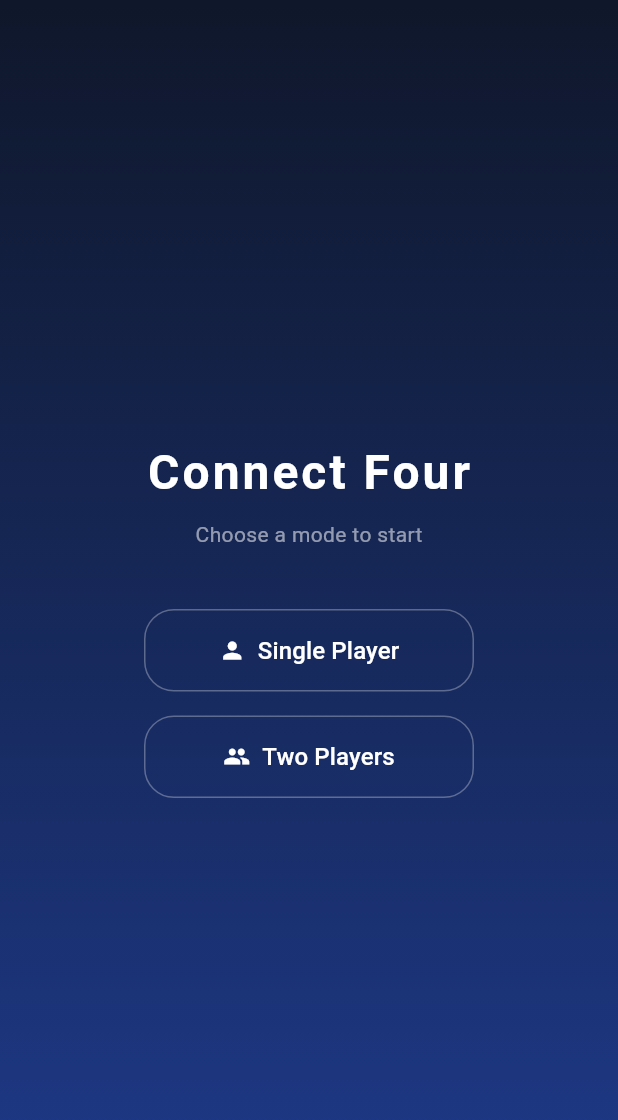
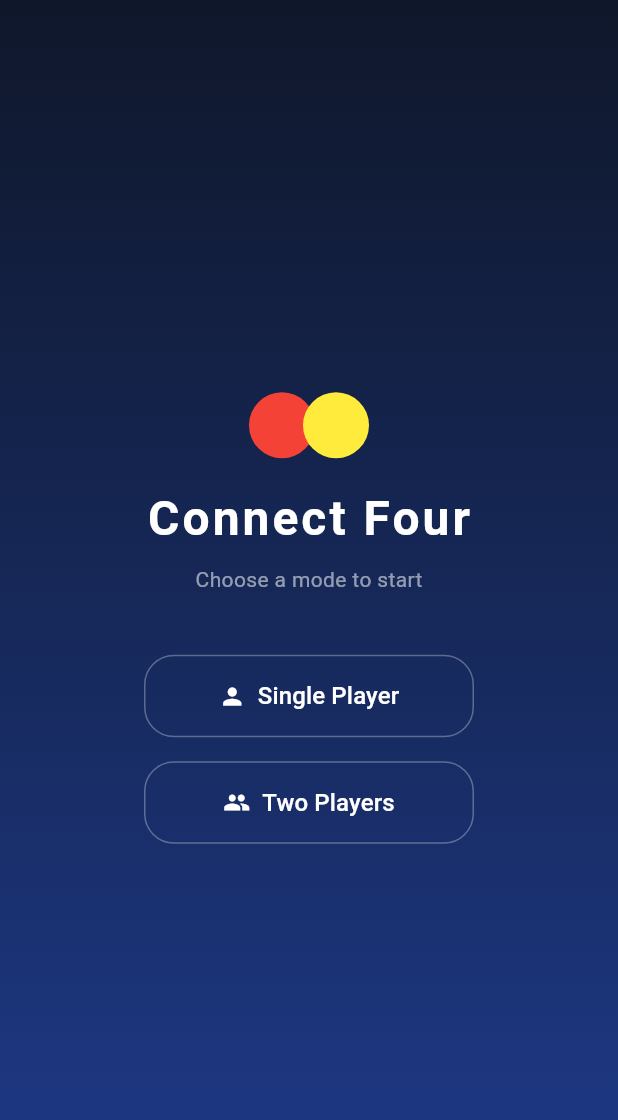
Before and after one commit to Diaa-Essam/Connect-4, a Flutter app: the screen it shows after launch, on a phone screen of 412 x 824 dp. Shown: the top 1120 px of the screen. Run offline on Flutter 3.47's test engine with Material 3 defaults, Android fonts, the phone set to English and light mode, and no system bars.

Commit message:
ui: add decorative game pieces above title on mode selection screen

```diff
--- a/lib/presentation/mode_selection_screen.dart
+++ b/lib/presentation/mode_selection_screen.dart
@@ -57,6 +57,29 @@ class _ModeSelectionScreenState extends State<ModeSelectionScreen>
               child: Column(
                 mainAxisAlignment: MainAxisAlignment.center,
                 children: [
+                  SizedBox(
+                    width: 80,
+                    height: 45,
+                    child: Stack(
+                      children: [
+                        Positioned(
+                          left: 0,
+                          child: CircleAvatar(
+                            backgroundColor: Colors.red,
+                            radius: 22,
+                          ),
+                        ),
+                        Positioned(
+                          left: 36,
+                          child: CircleAvatar(
+                            backgroundColor: Colors.yellow,
+                            radius: 22,
+                          ),
+                        ),
+                      ],
+                    ),
+                  ),
+                  SizedBox(height: 16),
                   Text(
                     "Connect Four",
                     style: TextStyle(
```
